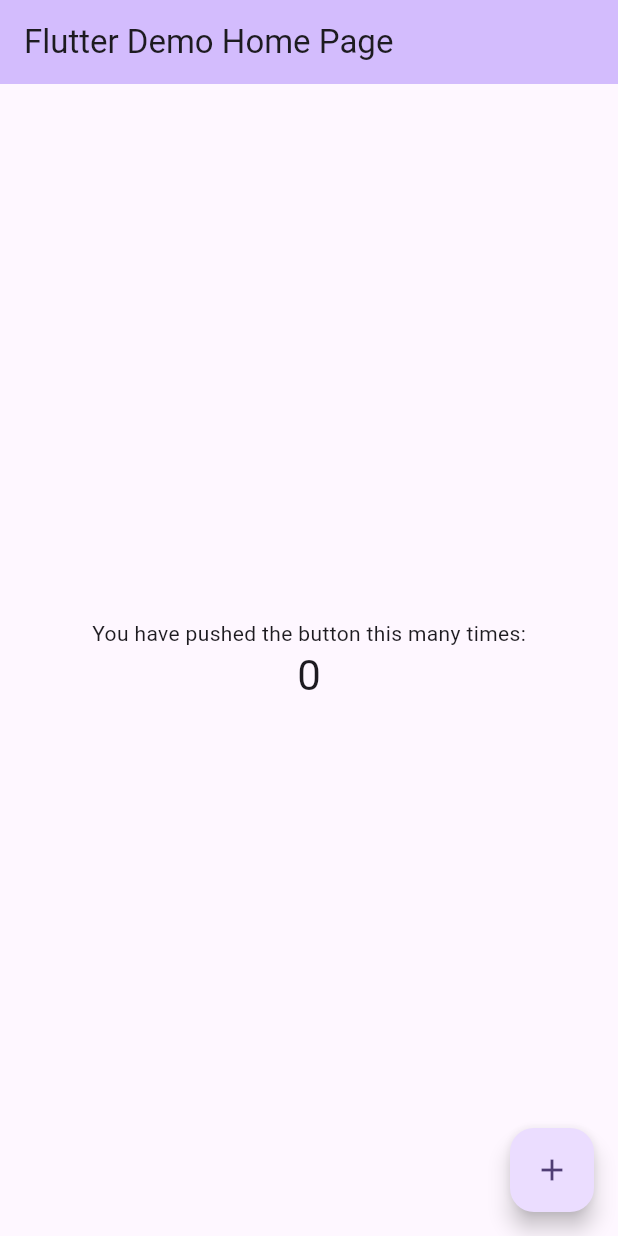
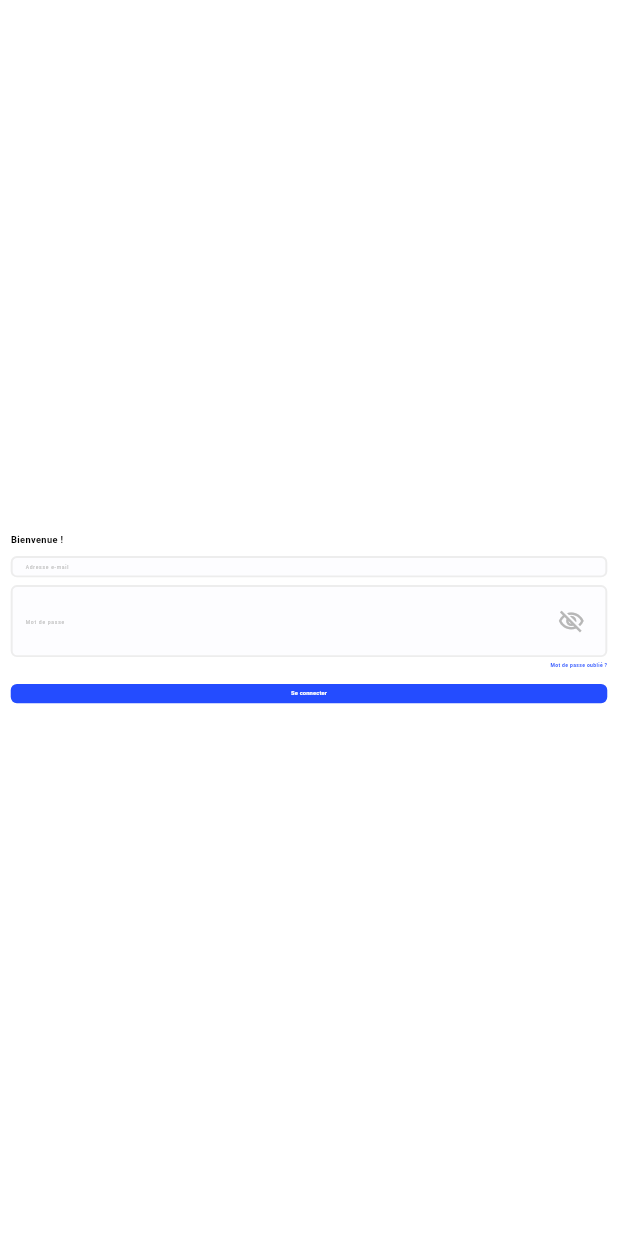
Before and after one commit to pakpuk/Sefiane_Ghaith_technical_test, a Flutter app: the screen it shows after launch, on a phone screen of 412 x 824 dp. Run offline on Flutter 3.47's test engine with Material 3 defaults, Android fonts, the phone set to English and light mode, and no system bars; our stand-ins replace flutter_screenutil.

Commit message:
working on the main design

```diff
--- a/lib/core/constants/app_colors.dart
+++ b/lib/core/constants/app_colors.dart
@@ -9,4 +9,5 @@ class ColorsManager {
   static const Color textfieldcolor = Color(0xFFFDFDFF);
   static const Color textfieldbordercolor = Color(0xFFEDEDED);
   static const Color textlightgrey = Color(0xFFC2C2C2);
+  static const Color redAccent = Colors.redAccent;
 }
--- a/lib/core/constants/text_manager.dart
+++ b/lib/core/constants/text_manager.dart
@@ -1,25 +1,53 @@
 class TextManager {
-  // 🔹 Auth
+  //  AUTH
   static const String welcomeBack = 'Bienvenue !';
-  static const String loginTitle = 'Connexion';
   static const String emailHint = 'Adresse e-mail';
   static const String passwordHint = 'Mot de passe';
   static const String forgetPassword = 'Mot de passe oublié ?';
   static const String loginButton = 'Se connecter';
-  static const String signup = 'Créer un compte';
-  static const String noAccount = "Pas encore de compte ?";
 
-  // 🔹 Tasks
+  // Errors / Validation
+  static const String errorEmptyEmail = 'Veuillez entrer votre adresse e-mail';
+  static const String errorInvalidEmail = 'Format d’e-mail invalide';
+  static const String errorEmptyPassword = 'Veuillez entrer votre mot de passe';
+  static const String errorShortPassword =
+      'Le mot de passe doit contenir au moins 8 caractères';
+
+  // Success
+  static const String successLogin = 'Connexion réussie ';
+
+  //failed
+
+  static const String failedLogin =
+      'Veuillez remplir correctement tous les champs';
+
+  //  TASKS
   static const String taskListTitle = 'Liste des tâches';
   static const String taskDetailTitle = 'Détail de la tâche';
   static const String markAsDone = 'Marquer comme terminée';
   static const String markAsNotDone = 'Marquer comme non terminée';
   static const String noTasks = 'Aucune tâche pour le moment.';
   static const String refresh = 'Rafraîchir';
+  static const String taskCompleted = 'Tâche terminée 🎉';
+  static const String taskUncompleted = 'Tâche marquée comme non terminée';
 
-  // 🔹 General
+  //  MAP / LOCATION
+  static const String myLocation = 'Ma position actuelle';
+  static const String seeOnMap = 'Voir sur la carte';
+  static const String enableLocation =
+      'Activez la localisation pour afficher la carte';
+  static const String locationPermissionDenied =
+      'Permission de localisation refusée';
+  static const String locationError =
+      'Erreur lors de la récupération de la position.';
+
+  //  GENERAL
   static const String appName = 'TaskFlow';
   static const String loading = 'Chargement...';
-  static const String myLocation = 'Ma position actuelle';
-  static const String seeOnMap = 'Voir sur la carte';
+  static const String tryAgain = 'Réessayer';
+  static const String cancel = 'Annuler';
+  static const String confirm = 'Confirmer';
+  static const String ok = 'OK';
+  static const String back = 'Retour';
+  static const String mestachesTxt = 'Mes Tâches';
 }
--- a/lib/core/constants/text_styles.dart
+++ b/lib/core/constants/text_styles.dart
@@ -17,28 +17,28 @@ class TextStyles {
     color: ColorsManager.blackcolor,
   );
 
-  // 🔹 Subtitles
+  //  Subtitles
   static TextStyle subtitle = TextStyle(
     fontSize: 16.sp,
     fontWeight: FontWeightHelper.medium,
     color: ColorsManager.greycolor,
   );
 
-  // 🔹 Body
+  //  Body
   static TextStyle body = TextStyle(
     fontSize: 14.sp,
     fontWeight: FontWeightHelper.normal,
     color: ColorsManager.darkblue,
   );
 
-  // 🔹 Buttons
+  //  Buttons
   static TextStyle buttonText = TextStyle(
     fontSize: 15.sp,
     fontWeight: FontWeightHelper.semibold,
     color: Colors.white,
   );
 
-  // 🔹 Hints / small texts
+  //  Hints / small texts
   static TextStyle hintText = TextStyle(
     fontSize: 13.sp,
     fontWeight: FontWeightHelper.normal,
@@ -50,4 +50,9 @@ class TextStyles {
     fontWeight: FontWeightHelper.normal,
     color: ColorsManager.greycolor,
   );
+
+  static TextStyle font13semiboldprimary = TextStyle(
+      fontSize: 13.sp,
+      fontWeight: FontWeightHelper.semibold,
+      color: ColorsManager.primary);
 }
--- /dev/null
+++ b/lib/data/models/task_model.dart
@@ -0,0 +1 @@
+class TaskModel {}
--- a/lib/main.dart
+++ b/lib/main.dart
@@ -1,125 +1,40 @@
 import 'package:flutter/material.dart';
+import 'package:flutter_screenutil/flutter_screenutil.dart';
+import 'package:ghaith_test/core/constants/app_colors.dart';
+import 'package:ghaith_test/presentation/screens/login_screen.dart';
+import 'package:ghaith_test/providers/password_visibility_provider.dart';
+import 'package:provider/provider.dart';
 
 void main() {
+  WidgetsFlutterBinding.ensureInitialized();
   runApp(const MyApp());
 }
 
 class MyApp extends StatelessWidget {
   const MyApp({super.key});
 
-  // This widget is the root of your application.
   @override
   Widget build(BuildContext context) {
-    return MaterialApp(
-      title: 'Flutter Demo',
-      theme: ThemeData(
-        // This is the theme of your application.
-        //
-        // TRY THIS: Try running your application with "flutter run". You'll see
-        // the application has a purple toolbar. Then, without quitting the app,
-        // try changing the seedColor in the colorScheme below to Colors.green
-        // and then invoke "hot reload" (save your changes or press the "hot
-        // reload" button in a Flutter-supported IDE, or press "r" if you used
-        // the command line to start the app).
-        //
-        // Notice that the counter didn't reset back to zero; the application
-        // state is not lost during the reload. To reset the state, use hot
-        // restart instead.
-        //
-        // This works for code too, not just values: Most code changes can be
-        // tested with just a hot reload.
-        colorScheme: ColorScheme.fromSeed(seedColor: Colors.deepPurple),
-        useMaterial3: true,
+    return MultiProvider(
+      providers: [
+        ChangeNotifierProvider(create: (_) => PasswordVisibilityProvider()),
+      ],
+      child: ScreenUtilInit(
+        designSize: const Size(1440, 3200),
+        minTextAdapt: true,
+        splitScreenMode: true,
+        builder: (context, child) {
+          return MaterialApp(
+            debugShowCheckedModeBanner: false,
+            theme: ThemeData(
+              scaffoldBackgroundColor: ColorsManager.whitecolor,
+              primaryColor: ColorsManager.primary,
+              useMaterial3: true,
+            ),
+            home: const LoginScreen(),
+          );
+        },
       ),
-      home: const MyHomePage(title: 'Flutter Demo Home Page'),
     );
   }
 }
-
-class MyHomePage extends StatefulWidget {
-  const MyHomePage({super.key, required this.title});
-
-  // This widget is the home page of your application. It is stateful, meaning
-  // that it has a State object (defined below) that contains fields that affect
-  // how it looks.
-
-  // This class is the configuration for the state. It holds the values (in this
-  // case the title) provided by the parent (in this case the App widget) and
-  // used by the build method of the State. Fields in a Widget subclass are
-  // always marked "final".
-
-  final String title;
-
-  @override
-  State<MyHomePage> createState() => _MyHomePageState();
-}
-
-class _MyHomePageState extends State<MyHomePage> {
-  int _counter = 0;
-
-  void _incrementCounter() {
-    setState(() {
-      // This call to setState tells the Flutter framework that something has
-      // changed in this State, which causes it to rerun the build method below
-      // so that the display can reflect the updated values. If we changed
-      // _counter without calling setState(), then the build method would not be
-      // called again, and so nothing would appear to happen.
-      _counter++;
-    });
-  }
-
-  @override
-  Widget build(BuildContext context) {
-    // This method is rerun every time setState is called, for instance as done
-    // by the _incrementCounter method above.
-    //
-    // The Flutter framework has been optimized to make rerunning build methods
-    // fast, so that you can just rebuild anything that needs updating rather
-    // than having to individually change instances of widgets.
-    return Scaffold(
-      appBar: AppBar(
-        // TRY THIS: Try changing the color here to a specific color (to
-        // Colors.amber, perhaps?) and trigger a hot reload to see the AppBar
-        // change color while the other colors stay the same.
-        backgroundColor: Theme.of(context).colorScheme.inversePrimary,
-        // Here we take the value from the MyHomePage object that was created by
-        // the App.build method, and use it to set our appbar title.
-        title: Text(widget.title),
-      ),
-      body: Center(
-        // Center is a layout widget. It takes a single child and positions it
-        // in the middle of the parent.
-        child: Column(
-          // Column is also a layout widget. It takes a list of children and
-          // arranges them vertically. By default, it sizes itself to fit its
-          // children horizontally, and tries to be as tall as its parent.
-          //
-          // Column has various properties to control how it sizes itself and
-          // how it positions its children. Here we use mainAxisAlignment to
-          // center the children vertically; the main axis here is the vertical
-          // axis because Columns are vertical (the cross axis would be
-          // horizontal).
-          //
-          // TRY THIS: Invoke "debug painting" (choose the "Toggle Debug Paint"
-          // action in the IDE, or press "p" in the console), to see the
-          // wireframe for each widget.
-          mainAxisAlignment: MainAxisAlignment.center,
-          children: <Widget>[
-            const Text(
-              'You have pushed the button this many times:',
-            ),
-            Text(
-              '$_counter',
-              style: Theme.of(context).textTheme.headlineMedium,
-            ),
-          ],
-        ),
-      ),
-      floatingActionButton: FloatingActionButton(
-        onPressed: _incrementCounter,
-        tooltip: 'Increment',
-        child: const Icon(Icons.add),
-      ), // This trailing comma makes auto-formatting nicer for build methods.
-    );
-  }
-}
--- a/lib/presentation/screens/login_screen.dart
+++ b/lib/presentation/screens/login_screen.dart
@@ -0,0 +1,128 @@
+import 'package:flutter/material.dart';
+import 'package:flutter_screenutil/flutter_screenutil.dart';
+import 'package:ghaith_test/core/constants/app_colors.dart';
+import 'package:ghaith_test/core/constants/text_manager.dart';
+import 'package:ghaith_test/core/constants/text_styles.dart';
+import 'package:ghaith_test/presentation/screens/home_screen.dart';
+import 'package:ghaith_test/presentation/widgets/button_custom_widget.dart';
+import 'package:ghaith_test/providers/password_visibility_provider.dart';
+import 'package:provider/provider.dart';
+
+import '../widgets/text_form_field_widget.dart';
+
+class LoginScreen extends StatefulWidget {
+  const LoginScreen({super.key});
+
+  @override
+  State<LoginScreen> createState() => _LoginScreenState();
+}
+
+class _LoginScreenState extends State<LoginScreen> {
+  final GlobalKey<FormState> _formKey = GlobalKey<FormState>();
+  TextEditingController emailController = TextEditingController();
+  TextEditingController passwordController = TextEditingController();
+
+  @override
+  void dispose() {
+    emailController.dispose();
+    passwordController.dispose();
+    super.dispose();
+  }
+
+  void _onLoginPressed() {
+    if (_formKey.currentState!.validate()) {
+      ScaffoldMessenger.of(context).showSnackBar(
+          const SnackBar(content: Text(TextManager.successLogin)));
+      Navigator.push(
+          context, MaterialPageRoute(builder: (context) => const HomeScreen()));
+    } else {
+      ScaffoldMessenger.of(context).showSnackBar(const SnackBar(
+        content: Text(TextManager.failedLogin),
+        backgroundColor: ColorsManager.redAccent,
+      ));
+    }
+  }
+
+  @override
+  Widget build(BuildContext context) {
+    final visibilityProvider = Provider.of<PasswordVisibilityProvider>(context);
+    return Scaffold(
+      body: SafeArea(
+          child: Center(
+        child: SingleChildScrollView(
+          child: Padding(
+            padding: EdgeInsets.symmetric(horizontal: 25.w, vertical: 30.h),
+            child: Column(
+              crossAxisAlignment: CrossAxisAlignment.start,
+              children: [
+                Text(TextManager.welcomeBack, style: TextStyles.heading1),
+                SizedBox(
+                  height: 25.h,
+                ),
+                Form(
+                  key: _formKey,
+                  child: Column(
+                    children: [
+                      TextFieldWidget(
+                        hintText: TextManager.emailHint,
+                        controller: emailController,
+                        validator: (value) {
+                          if (value == null || value.isEmpty) {
+                            return TextManager.errorEmptyEmail;
+                          }
+                          final emailRegex =
+                              RegExp(r'^[\w-\.]+@([\w-]+\.)+[\w-]{2,4}$');
+                          if (!emailRegex.hasMatch(value)) {
+                            return TextManager.errorInvalidEmail;
+                          }
+                          return null;
+                        },
+                      ),
+                      SizedBox(height: 20.h),
+                      TextFieldWidget(
+                        hintText: TextManager.passwordHint,
+                        controller: passwordController,
+                        validator: (value) {
+                          if (value == null || value.isEmpty) {
+                            return TextManager.errorEmptyPassword;
+                          }
+                          if (value.length < 8) {
+                            return TextManager.errorShortPassword;
+                          }
+                          return null;
+                        },
+                        obscureText: visibilityProvider.isObscureText,
+                        suffixIcon: IconButton(
+                          onPressed: () =>
+                              visibilityProvider.toggleVisibility(),
+                          icon: visibilityProvider.isObscureText
+                              ? const Icon(Icons.visibility_off_outlined)
+                              : const Icon(Icons.visibility_outlined),
+                          color: ColorsManager.greycolor,
+                        ),
+                      ),
+                      SizedBox(height: 10.h),
+                      Align(
+                        alignment: Alignment.centerRight,
+                        child: Text(
+                          TextManager.forgetPassword,
+                          style: TextStyles.font13semiboldprimary,
+                        ),
+                      ),
+                      SizedBox(
+                        height: 40.h,
+                      ),
+                      ButtonWidget(
+                          title: TextManager.loginButton,
+                          onTap: () => _onLoginPressed())
+                    ],
+                  ),
+                )
+              ],
+            ),
+          ),
+        ),
+      )),
+    );
+  }
+}
--- /dev/null
+++ b/lib/providers/password_visibility_provider.dart
@@ -0,0 +1,12 @@
+import 'package:flutter/material.dart';
+
+class PasswordVisibilityProvider extends ChangeNotifier {
+  bool _isObscureText = true;
+
+  bool get isObscureText => _isObscureText;
+
+  void toggleVisibility() {
+    _isObscureText = !_isObscureText;
+    notifyListeners();
+  }
+}
--- /dev/null
+++ b/lib/providers/task_provider.dart
@@ -0,0 +1,3 @@
+import 'package:flutter/material.dart';
+
+class TaskProvider extends ChangeNotifier {}
```
Also changed, not shown: lib/presentation/screens/home_screen.dart (added, +48 -0 lines), lib/presentation/screens/task_detail_screen.dart (added, +15 -0 lines), lib/presentation/widgets/task_List_widget.dart (added, +15 -0 lines), lib/presentation/widgets/task_widget.dart (added, +32 -0 lines), pubspec.yaml (+0 -11 lines).
